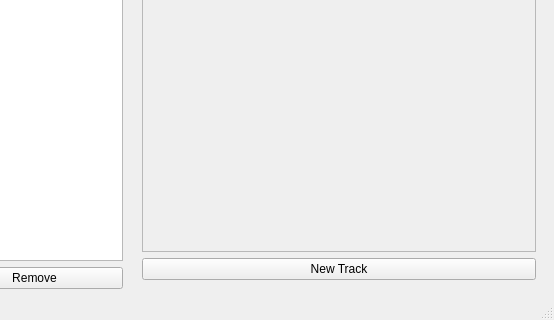
Old version of the form src/views/SPELLMainWindow.ui in the repository apersaud2018/SPELL; both pictures show x 246 to 800 and y 342 to 662 of the 800 by 662 pixel window.
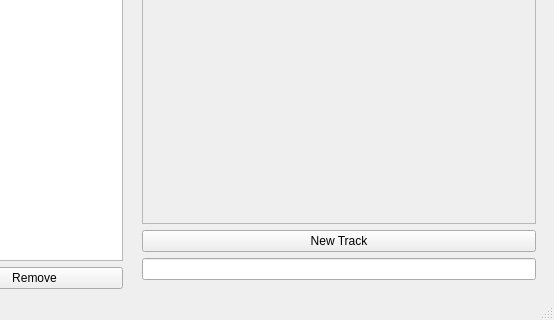
New version of the form.

Commit message: added text input field for editing labels

```diff
--- a/src/views/SPELLMainWindow.ui
+++ b/src/views/SPELLMainWindow.ui
@@ -146,8 +146,8 @@
                <rect>
                 <x>0</x>
                 <y>0</y>
-                <width>494</width>
-                <height>478</height>
+                <width>388</width>
+                <height>471</height>
                </rect>
               </property>
               <property name="sizePolicy">
@@ -186,6 +186,16 @@
              </property>
             </widget>
            </item>
+           <item>
+            <widget class="QLineEdit" name="labelInput">
+             <property name="text">
+              <string/>
+             </property>
+             <property name="maxLength">
+              <number>20</number>
+             </property>
+            </widget>
+           </item>
           </layout>
          </widget>
         </item>
```
Left out of the diff: 2 changed lines with no effect on the pictures. The commit also changes 4 other files.
